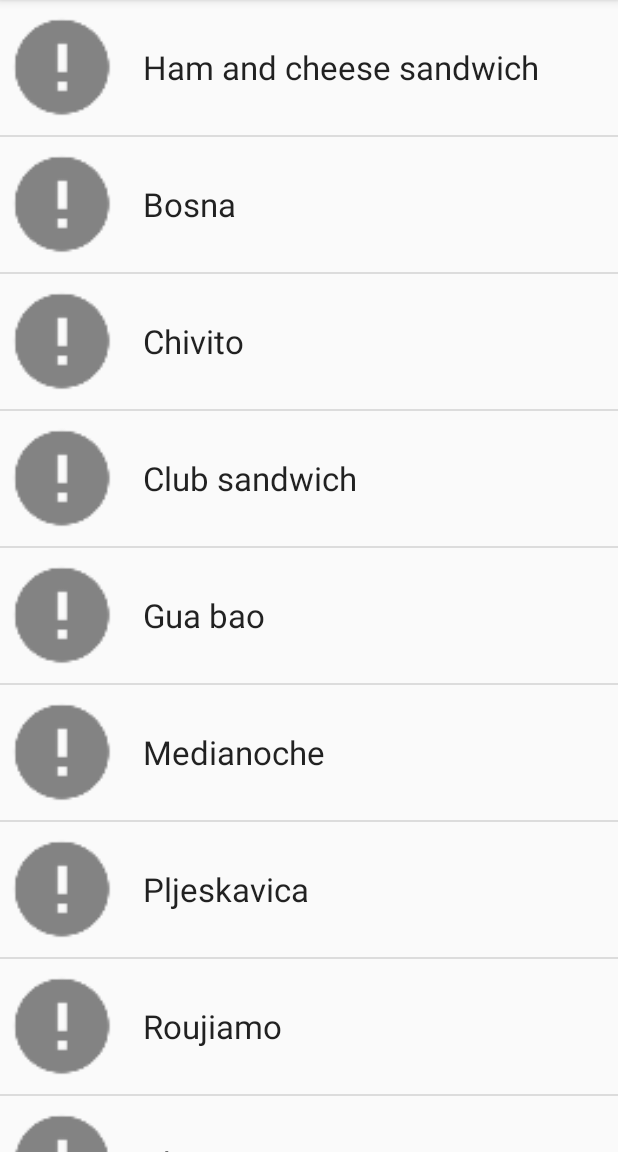
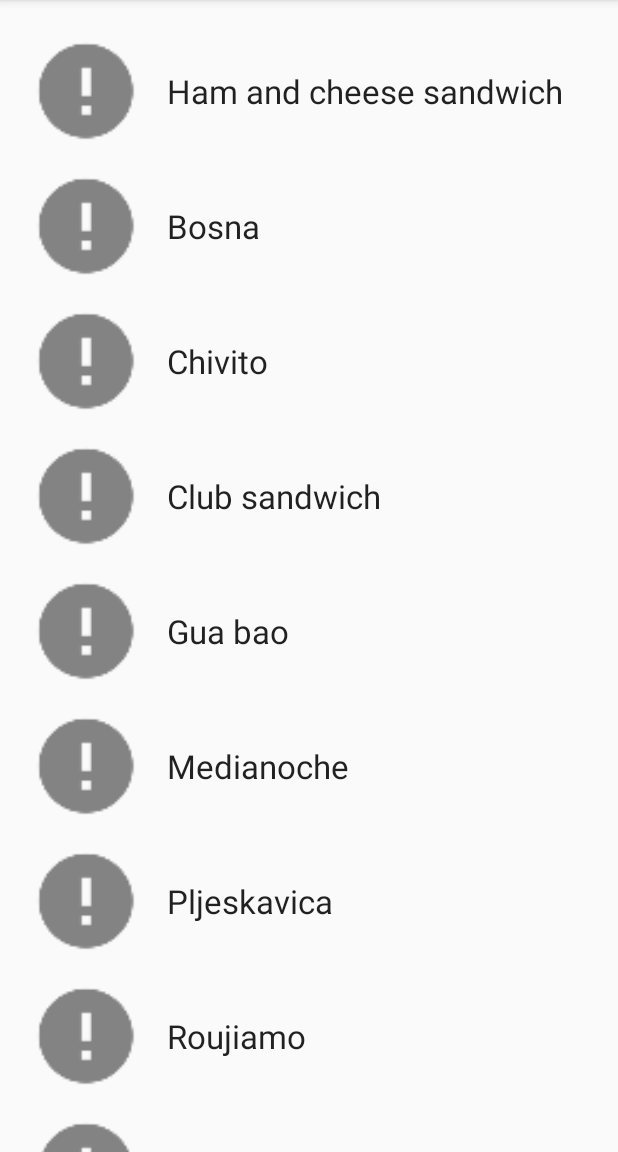
Before and after one commit to SrChip15/android-sandwich-club, an Android app: the screen it shows after launch (MainActivity), on a phone screen of 412 x 824 dp, the part 84-1236 px from its top. Run offline under Robolectric (Android 15) with nearby library versions, the phone set to English and light mode, and no system bars.

Commit message:
use recyclerview in place of listview

```diff
--- a/app/build.gradle
+++ b/app/build.gradle
@@ -7,6 +7,7 @@ plugins {
 
 android {
     compileSdkVersion 33
+
     defaultConfig {
         applicationId "com.udacity.sandwichclub"
         minSdkVersion 19
@@ -37,8 +38,10 @@ android {
 }
 
 dependencies {
+    implementation "androidx.core:core-ktx:$core_ktx_version"
     implementation "androidx.constraintlayout:constraintlayout:$constraintlayout_version"
     implementation "androidx.appcompat:appcompat:$appcompat_version"
+    implementation "com.google.android.material:material:$material_version"
 
     // Third-party dependencies
     implementation "com.squareup.okhttp3:okhttp:$okHttp"
--- a/app/src/main/AndroidManifest.xml
+++ b/app/src/main/AndroidManifest.xml
@@ -20,10 +20,6 @@
                 <category android:name="android.intent.category.LAUNCHER" />
             </intent-filter>
         </activity>
-        <activity
-            android:exported="false"
-            android:name=".ui.SandwichPagerActivity"
-            android:parentActivityName=".ui.MainActivity" />
     </application>
 
 </manifest>
--- a/app/src/main/java/com/udacity/sandwichclub/ui/MainActivity.kt
+++ b/app/src/main/java/com/udacity/sandwichclub/ui/MainActivity.kt
@@ -1,10 +1,10 @@
 package com.udacity.sandwichclub.ui
 
-import android.content.Intent
 import android.os.Bundle
-import android.widget.ListView
 import androidx.appcompat.app.AppCompatActivity
+import androidx.recyclerview.widget.LinearLayoutManager
 import com.udacity.sandwichclub.R
+import com.udacity.sandwichclub.databinding.ActivityMainBinding
 import com.udacity.sandwichclub.model.Sandwich
 import com.udacity.sandwichclub.ui.adapter.SandwichAdapter
 
@@ -12,18 +12,15 @@ class MainActivity : AppCompatActivity() {
 
     override fun onCreate(savedInstanceState: Bundle?) {
         super.onCreate(savedInstanceState)
-        setContentView(R.layout.activity_main)
+        val binding = ActivityMainBinding.inflate(layoutInflater)
+        val view = binding.root
+        setContentView(view)
+
+        val recyclerView = binding.recyclerView
+        recyclerView.layoutManager = LinearLayoutManager(this)
 
         val sandwiches = resources.getStringArray(R.array.sandwich_details)
-        val adapter = SandwichAdapter(this, Sandwich.fromJson(sandwiches) as ArrayList<Sandwich>)
-
-        // Simplification: Using a ListView instead of a RecyclerView
-        val listView: ListView = findViewById(R.id.sandwiches_listview)
-        listView.adapter = adapter
-        listView.setOnItemClickListener { parent, view, position, id ->
-            val intent = Intent(this, SandwichPagerActivity::class.java)
-            startActivity(intent)
-
-        }
+        recyclerView.adapter = SandwichAdapter(Sandwich.fromJson(sandwiches))
+        recyclerView.setHasFixedSize(true)
     }
 }
--- a/app/src/main/java/com/udacity/sandwichclub/ui/SandwichPagerActivity.java
+++ /dev/null
@@ -1,100 +0,0 @@
-package com.udacity.sandwichclub.ui;
-
-import androidx.appcompat.app.AppCompatActivity;
-
-public class SandwichPagerActivity extends AppCompatActivity {
-    // /* Class Constants */
-    // private static final String EXTRA_POSITION = "indexPosition";
-    // private static final int DEFAULT_POSITION = -1;
-    // private static final String TAG = SandwichPagerActivity.class.getSimpleName();
-    //
-    // /* Class variables */
-    // @BindView(R.id.sandwich_pager)
-    // ViewPager viewPager;
-    //
-    // public static Intent newIntent(Context packageContext, int position) {
-    //     Intent intent = new Intent(packageContext, SandwichPagerActivity.class);
-    //     intent.putExtra(EXTRA_POSITION, position);
-    //     return intent;
-    // }
-    //
-    // @Override
-    // protected void onCreate(@Nullable Bundle savedInstanceState) {
-    //     super.onCreate(savedInstanceState);
-    //     setContentView(R.layout.activity_sandwich_pager);
-    //     ButterKnife.bind(this);
-    //
-    //     Intent intent = getIntent();
-    //     if (intent == null) {
-    //         closeOnError();
-    //     }
-    //
-    //     // Intent is already checked for null, so suppress null pointer exception warning
-    //     @SuppressWarnings("ConstantConditions")
-    //     int position = intent.getIntExtra(EXTRA_POSITION, DEFAULT_POSITION);
-    //     if (position == DEFAULT_POSITION) {
-    //         // EXTRA_POSITION not found in intent
-    //         closeOnError();
-    //         return;
-    //     }
-    //
-    //     final String[] sandwiches = getResources().getStringArray(R.array.sandwich_details);
-    //     FragmentManager fragmentManager = getSupportFragmentManager();
-    //
-    //     viewPager.setAdapter(new FragmentStatePagerAdapter(fragmentManager) {
-    //         @Override
-    //         public Fragment getItem(int position) {
-    //             Sandwich sandwich = JsonUtils.parseSandwichJson(sandwiches[position]);
-    //             if (sandwich == null) {
-    //                 throw new IllegalArgumentException("Did not receive sandwich object from parser");
-    //             }
-    //             return SandwichFragment.newInstance(sandwich);
-    //         }
-    //
-    //         @Override
-    //         public int getCount() {
-    //             return sandwiches.length;
-    //         }
-    //     });
-    //
-    //     viewPager.setCurrentItem(position);
-    //     Sandwich sandwich = JsonUtils.parseSandwichJson(sandwiches[position]);
-    //     setMainNameAsTitle(position, sandwich);
-    //
-    //     // Set title on page change
-    //     viewPager.addOnPageChangeListener(new ViewPager.OnPageChangeListener() {
-    //         @Override
-    //         public void onPageScrolled(int position, float positionOffset, int positionOffsetPixels) {
-    //             /* Do nothing */
-    //         }
-    //
-    //         @Override
-    //         public void onPageSelected(int position) {
-    //             Sandwich currentSandwich = JsonUtils.parseSandwichJson(sandwiches[position]);
-    //             setMainNameAsTitle(position, currentSandwich);
-    //         }
-    //
-    //         @Override
-    //         public void onPageScrollStateChanged(int state) {
-    //             /* Do nothing */
-    //         }
-    //     });
-    // }
-    //
-    // private void setMainNameAsTitle(int position, Sandwich sandwich) {
-    //     if (sandwich != null) {
-    //         setTitle(sandwich.getMainName());
-    //     } else {
-    //         Log.e(TAG, "Sandwich at position " + position + " encountered JSON parse error!");
-    //     }
-    // }
-    //
-    // private void closeOnError() {
-    //     finish();
-    //     Toast.makeText(
-    //             this,
-    //             R.string.detail_error_message,
-    //             Toast.LENGTH_SHORT
-    //     ).show();
-    // }
-}
--- a/app/src/main/java/com/udacity/sandwichclub/ui/adapter/SandwichAdapter.kt
+++ b/app/src/main/java/com/udacity/sandwichclub/ui/adapter/SandwichAdapter.kt
@@ -1,49 +1,54 @@
 package com.udacity.sandwichclub.ui.adapter
 
-import android.content.Context
 import android.util.Log
 import android.view.LayoutInflater
 import android.view.View
 import android.view.ViewGroup
-import android.widget.ArrayAdapter
 import android.widget.ImageView
 import android.widget.TextView
+import androidx.recyclerview.widget.RecyclerView
 import com.bumptech.glide.Glide
 import com.bumptech.glide.request.RequestOptions
 import com.udacity.sandwichclub.R
 import com.udacity.sandwichclub.model.Sandwich
 
-class SandwichAdapter(private val context: Context, private val sandwiches: ArrayList<Sandwich>) :
-    ArrayAdapter<Sandwich>(context, 0, sandwiches) {
+class SandwichAdapter(private val sandwiches: List<Sandwich>) :
+    RecyclerView.Adapter<SandwichAdapter.SandwichHolder>() {
+
     companion object {
         val TAG = SandwichAdapter::class.simpleName
     }
 
-    override fun getView(position: Int, convertView: View?, parent: ViewGroup): View {
-        val view: View = convertView ?: LayoutInflater.from(context).inflate(R.layout.list_item_view, parent, false)
+    class SandwichHolder(itemView: View) : RecyclerView.ViewHolder(itemView) {
+        val image: ImageView = itemView.findViewById(R.id.sandwich_quick_info_iv)
+        val name: TextView = itemView.findViewById(R.id.sandwich_quick_info_tv)
+    }
 
-        val name: TextView = view.findViewById(R.id.sandwich_quick_info_tv)
-        val image: ImageView = view.findViewById(R.id.sandwich_quick_info_iv);
 
+    override fun onCreateViewHolder(parent: ViewGroup, viewType: Int): SandwichHolder {
+        val itemView =
+            LayoutInflater.from(parent.context).inflate(R.layout.list_item_view, parent, false)
+        return SandwichHolder(itemView)
+    }
+
+    override fun getItemCount(): Int {
+        return sandwiches.size
+    }
+
+    override fun onBindViewHolder(holder: SandwichHolder, position: Int) {
         val sandwich = sandwiches[position]
-        if (sandwich != null) {
-            name.text = sandwich.mainName
+        holder.name.text = sandwich.mainName
 
-            //todo: Affix circular image of sandwich
-            val options = RequestOptions()
-                    .error(R.drawable.ic_error)
-                    .fitCenter()
-                    .circleCrop()
+        val options = RequestOptions().error(R.drawable.ic_error).fitCenter().circleCrop()
 
-            Glide.with(context)
-                    .setDefaultRequestOptions(options)
-                    .load(sandwich.image)
-                    .into(image)
+        Glide.with(holder.image.context)
+            .setDefaultRequestOptions(options)
+            .load(sandwich.image)
+            .into(holder.image)
 
-        } else {
-            Log.e(TAG, "Sandwich at position $position parsed as null")
+        holder.itemView.setOnClickListener {
+            @Suppress("UNUSED_VARIABLE") val context = holder.image.context
+            Log.i(TAG, "onBindViewHolder: Fragment navigation unimplemented!")
         }
-
-        return view
     }
 }
--- a/app/src/main/res/layout/activity_main.xml
+++ b/app/src/main/res/layout/activity_main.xml
@@ -1,13 +1,14 @@
 <?xml version="1.0" encoding="utf-8"?>
-<RelativeLayout xmlns:android="http://schemas.android.com/apk/res/android"
+<FrameLayout xmlns:android="http://schemas.android.com/apk/res/android"
     xmlns:tools="http://schemas.android.com/tools"
     android:layout_width="match_parent"
     android:layout_height="match_parent"
-    tools:context="com.udacity.sandwichclub.ui.MainActivity">
+    tools:context=".ui.MainActivity">
 
-    <ListView
-        android:id="@+id/sandwiches_listview"
+    <androidx.recyclerview.widget.RecyclerView
+        android:id="@+id/recycler_view"
         android:layout_width="match_parent"
-        android:layout_height="wrap_content" />
-
-</RelativeLayout>
+        android:layout_height="match_parent"
+        android:clipToPadding="false"
+        android:padding="16dp" />
+</FrameLayout>
--- a/app/src/main/res/layout/activity_sandwich_pager.xml
+++ /dev/null
@@ -1,6 +0,0 @@
-<?xml version="1.0" encoding="utf-8"?>
-<android.support.v4.view.ViewPager
-    xmlns:android="http://schemas.android.com/apk/res/android"
-    android:id="@+id/sandwich_pager"
-    android:layout_width="match_parent"
-    android:layout_height="match_parent"/>
--- a/app/src/main/res/layout/list_item_view.xml
+++ b/app/src/main/res/layout/list_item_view.xml
@@ -1,16 +1,17 @@
 <?xml version="1.0" encoding="utf-8"?>
-<LinearLayout
-    xmlns:android="http://schemas.android.com/apk/res/android"
+<LinearLayout xmlns:android="http://schemas.android.com/apk/res/android"
     xmlns:tools="http://schemas.android.com/tools"
     android:layout_width="match_parent"
     android:layout_height="90dp"
     android:orientation="horizontal"
-    android:padding="4dp">
+    android:padding="4dp"
+    tools:ignore="UseCompoundDrawables">
 
     <ImageView
         android:id="@+id/sandwich_quick_info_iv"
         android:layout_width="75dp"
-        android:layout_height="match_parent" />
+        android:layout_height="match_parent"
+        android:contentDescription="@string/sandwich_image" />
 
     <TextView
         android:id="@+id/sandwich_quick_info_tv"
--- a/app/src/main/res/values/strings.xml
+++ b/app/src/main/res/values/strings.xml
@@ -15,6 +15,7 @@
     <string name="detail_error_message">Sandwich data not available</string>
     <string name="detail_image_error_message">Image unavailable!</string>
     <string name="detail_unavailable_error_message">Information Unavailable</string>
+    <string name="sandwich_image">Sandwich image</string>
 
     <string-array name="sandwich_names">
         <item>Ham and cheese sandwich</item>
--- a/build.gradle
+++ b/build.gradle
@@ -3,10 +3,11 @@
 buildscript {
     ext {
         kotlin_version = "1.8.0"
+        core_ktx_version = "1.9.0"
         appcompat_version = "1.6.1"
+        constraintlayout_version = "2.1.4"
+        material_version = "1.9.0-alpha02"
         picasso = "2.5.2"
-        constraintlayout_version = "2.1.4"
-        butterKnife = "8.8.1"
         okHttp = "3.10.0"
         glideVersion = '4.7.1'
     }
--- a/gradle.properties
+++ b/gradle.properties
@@ -19,3 +19,4 @@ android.useAndroidX=true
 android.enableJetifier=true
 # Kotlin code style for this project: "official" or "obsolete":
 kotlin.code.style=official
+org.gradle.unsafe.configuration-cache=true
```
Also changed, not shown: app/src/main/java/com/udacity/sandwichclub/ui/SandwichPagerActivity.kt (added, +108 -0 lines).
